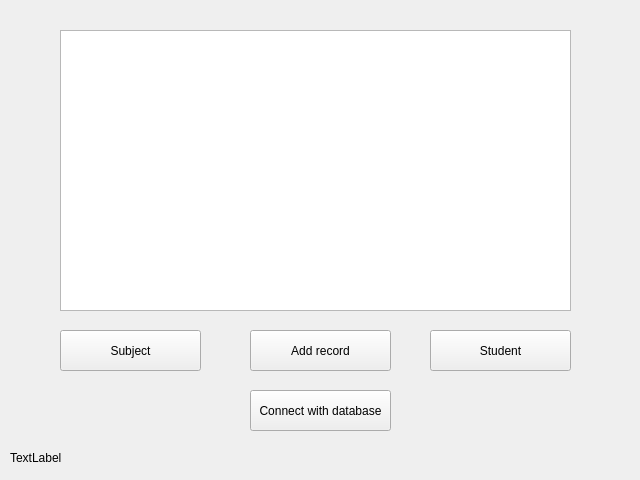
Before: the Qt Designer form view/general/general.ui in Nastya-Dlusskaya/Corse-Work, drawn with Qt 5.
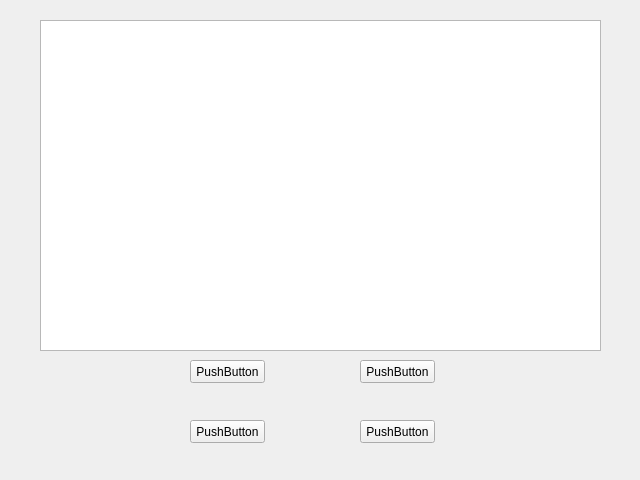
After: the same form once the commit is applied. Icons and pictures are not drawn.

Diff of the .ui file:
```diff
--- a/view/general/general.ui
+++ b/view/general/general.ui
@@ -10,27 +10,6 @@
     <height>480</height>
    </rect>
   </property>
-  <property name="minimumSize">
-   <size>
-    <width>640</width>
-    <height>480</height>
-   </size>
-  </property>
-  <property name="maximumSize">
-   <size>
-    <width>640</width>
-    <height>480</height>
-   </size>
-  </property>
-  <property name="mouseTracking">
-   <bool>false</bool>
-  </property>
-  <property name="contextMenuPolicy">
-   <enum>Qt::NoContextMenu</enum>
-  </property>
-  <property name="acceptDrops">
-   <bool>false</bool>
-  </property>
   <property name="windowTitle">
    <string>Day - Book</string>
   </property>
@@ -41,83 +20,64 @@
   <widget class="QPushButton" name="pushButton">
    <property name="geometry">
     <rect>
-     <x>60</x>
-     <y>330</y>
-     <width>141</width>
-     <height>41</height>
+     <x>190</x>
+     <y>360</y>
+     <width>75</width>
+     <height>23</height>
     </rect>
    </property>
    <property name="text">
-    <string>Subject</string>
+    <string>PushButton</string>
    </property>
   </widget>
   <widget class="QPushButton" name="pushButton_2">
    <property name="geometry">
     <rect>
-     <x>430</x>
-     <y>330</y>
-     <width>141</width>
-     <height>41</height>
+     <x>360</x>
+     <y>360</y>
+     <width>75</width>
+     <height>23</height>
     </rect>
    </property>
    <property name="text">
-    <string>Student</string>
-   </property>
-   <property name="checkable">
-    <bool>true</bool>
-   </property>
-  </widget>
-  <widget class="QTextBrowser" name="textBrowser">
-   <property name="geometry">
-    <rect>
-     <x>60</x>
-     <y>30</y>
-     <width>511</width>
-     <height>281</height>
-    </rect>
-   </property>
-   <property name="verticalScrollBarPolicy">
-    <enum>Qt::ScrollBarAsNeeded</enum>
+    <string>PushButton</string>
    </property>
   </widget>
   <widget class="QPushButton" name="pushButton_3">
    <property name="geometry">
     <rect>
-     <x>250</x>
-     <y>330</y>
-     <width>141</width>
-     <height>41</height>
+     <x>190</x>
+     <y>420</y>
+     <width>75</width>
+     <height>23</height>
     </rect>
    </property>
    <property name="text">
-    <string>Add record</string>
+    <string>PushButton</string>
    </property>
   </widget>
   <widget class="QPushButton" name="pushButton_4">
    <property name="geometry">
     <rect>
-     <x>250</x>
-     <y>390</y>
-     <width>141</width>
-     <height>41</height>
+     <x>360</x>
+     <y>420</y>
+     <width>75</width>
+     <height>23</height>
     </rect>
    </property>
    <property name="text">
-    <string>Connect with database</string>
+    <string>PushButton</string>
    </property>
   </widget>
-  <widget class="QLabel" name="label">
+  <widget class="QTextBrowser" name="textBrowser">
    <property name="geometry">
     <rect>
-     <x>10</x>
-     <y>450</y>
-     <width>131</width>
-     <height>16</height>
+     <x>40</x>
+     <y>20</y>
+     <width>561</width>
+     <height>331</height>
     </rect>
    </property>
-   <property name="text">
-    <string>TextLabel</string>
-   </property>
   </widget>
  </widget>
  <resources/>
```
Left out of the diff: 65 changed lines with no effect on the pictures.
